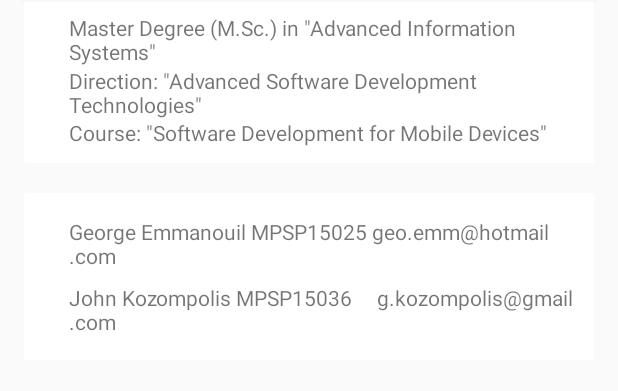
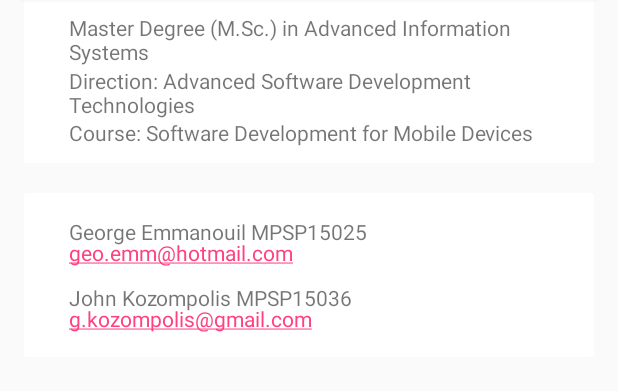
Before and after one commit to geoemm/iot-weather-station, an Android app: the AboutActivity screen opened directly, with no data from a screen before it, on a phone screen of 412 x 824 dp, the part 257-648 px from its top. Run offline under Robolectric (Android 15) with nearby library versions, the phone set to English and light mode, and no system bars; network calls fail.

Commit message:
About page is complete

```diff
--- a/IOTWeatherStationApp/app/build.gradle
+++ b/IOTWeatherStationApp/app/build.gradle
@@ -2,7 +2,7 @@ apply plugin: 'com.android.application'
 
 android {
     compileSdkVersion 24
-    buildToolsVersion "24.0.3"
+    buildToolsVersion '25.0.0'
     defaultConfig {
         applicationId "com.mpsp.unipi.iotweatherstation"
         minSdkVersion 15
@@ -20,7 +20,7 @@ android {
 }
 
 dependencies {
-    compile fileTree(dir: 'libs', include: ['*.jar'])
+    compile fileTree(include: ['*.jar'], dir: 'libs')
     androidTestCompile('com.android.support.test.espresso:espresso-core:2.2.2', {
         exclude group: 'com.android.support', module: 'support-annotations'
     })
--- a/IOTWeatherStationApp/app/src/main/java/com/mpsp/unipi/iotweatherstation/AboutActivity.java
+++ b/IOTWeatherStationApp/app/src/main/java/com/mpsp/unipi/iotweatherstation/AboutActivity.java
@@ -1,11 +1,14 @@
 package com.mpsp.unipi.iotweatherstation;
 
+import android.content.Intent;
+import android.net.Uri;
 import android.os.Bundle;
-import android.support.design.widget.FloatingActionButton;
-import android.support.design.widget.Snackbar;
 import android.support.v7.app.AppCompatActivity;
 import android.support.v7.widget.Toolbar;
+import android.text.util.Linkify;
 import android.view.View;
+import android.widget.ImageView;
+import android.widget.TextView;
 
 public class AboutActivity extends AppCompatActivity {
 
@@ -16,7 +19,24 @@ public class AboutActivity extends AppCompatActivity {
         Toolbar toolbar = (Toolbar) findViewById(R.id.toolbar);
         setSupportActionBar(toolbar);
 
+        TextView geoemailView = (TextView) findViewById(R.id.textVGEOEMAIL);
+        geoemailView.setText(R.string.geoEmail);
+        Linkify.addLinks(geoemailView, Linkify.ALL);
 
+        TextView kozoemailView = (TextView) findViewById(R.id.textVKOZOEMAIL);
+        kozoemailView.setText(R.string.kozoEmail);
+        Linkify.addLinks(kozoemailView, Linkify.ALL);
+
+        ImageView img = (ImageView)findViewById(R.id.imageView);
+        img.setOnClickListener(new View.OnClickListener(){
+            public void onClick(View v){
+                Intent intent = new Intent();
+                intent.setAction(Intent.ACTION_VIEW);
+                intent.addCategory(Intent.CATEGORY_BROWSABLE);
+                intent.setData(Uri.parse("http://www.cs.unipi.gr/index.php?lang=en"));
+                startActivity(intent);
+            }
+        });
     }
 
 }
--- a/IOTWeatherStationApp/app/src/main/res/layout/activity_about.xml
+++ b/IOTWeatherStationApp/app/src/main/res/layout/activity_about.xml
@@ -52,14 +52,14 @@
 
 
         <TextView
-            android:text='Master Degree (M.Sc.) in "Advanced Information Systems"'
+            android:text="@string/master_degree_m_sc_in_advanced_information_systems"
             android:layout_width="wrap_content"
             android:layout_height="wrap_content"
             android:id="@+id/textView2"
             android:layout_margin="30dp"/>
 
         <TextView
-            android:text='Direction: "Advanced Software Development Technologies"'
+            android:text="@string/direction_advanced_software_development_technologies"
             android:layout_width="wrap_content"
             android:layout_height="wrap_content"
             android:id="@+id/textView3"
@@ -67,7 +67,7 @@
             android:layout_marginLeft="30dp"/>
 
         <TextView
-            android:text='Course: "Software Development for Mobile Devices"'
+            android:text="@string/course_software_development_for_mobile_devices"
             android:layout_width="wrap_content"
             android:layout_height="wrap_content"
             android:id="@+id/textView4"
@@ -88,7 +88,7 @@
 
 
         <TextView
-            android:text='George Emmanouil MPSP15025 geo.emm@hotmail.com'
+            android:text="@string/george_emmanouil_mpsp15025"
             android:layout_width="wrap_content"
             android:layout_height="wrap_content"
             android:id="@+id/textView5"
@@ -97,12 +97,28 @@
             android:layout_marginRight="30dp"/>
 
         <TextView
-            android:text='John Kozompolis MPSP15036     g.kozompolis@gmail.com'
+            android:layout_width="wrap_content"
+            android:layout_height="wrap_content"
+            android:id="@+id/textVGEOEMAIL"
+            android:layout_marginTop="30dp"
+            android:layout_marginLeft="30dp"
+            android:layout_marginRight="30dp"/>
+
+        <TextView
+            android:text="@string/john_kozompolis_mpsp15036"
             android:layout_width="wrap_content"
             android:layout_height="wrap_content"
             android:id="@+id/textView6"
             android:layout_marginTop="60dp"
+            android:layout_marginLeft="30dp" />
+
+        <TextView
+            android:layout_width="wrap_content"
+            android:layout_height="wrap_content"
+            android:id="@+id/textVKOZOEMAIL"
+            android:layout_marginTop="74dp"
             android:layout_marginLeft="30dp"
+            android:layout_marginRight="30dp"
             android:layout_marginBottom="16dp"/>
     </android.support.v7.widget.CardView>
 
--- a/IOTWeatherStationApp/app/src/main/res/values/strings.xml
+++ b/IOTWeatherStationApp/app/src/main/res/values/strings.xml
@@ -10,4 +10,13 @@
     <string name="settings">settings</string>
     <string name="about">About</string>
     <string name="title_activity_about">About</string>
+
+    <!-- About Activity -->
+    <string name="geoEmail">geo.emm@hotmail.com</string>
+    <string name="kozoEmail">g.kozompolis@gmail.com</string>
+    <string name="master_degree_m_sc_in_advanced_information_systems">Master Degree (M.Sc.) in Advanced Information Systems</string>
+    <string name="direction_advanced_software_development_technologies">Direction: Advanced Software Development Technologies</string>
+    <string name="course_software_development_for_mobile_devices">Course: Software Development for Mobile Devices</string>
+    <string name="george_emmanouil_mpsp15025">George Emmanouil MPSP15025</string>
+    <string name="john_kozompolis_mpsp15036">John Kozompolis MPSP15036</string>
 </resources>
```
Also changed, not shown: 1 other file.
